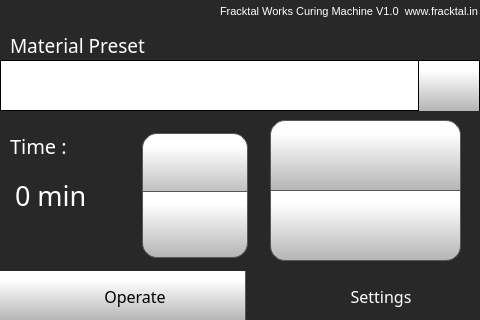
Qt form Code/curingMachineUI.ui (FracktalWorks/Curing_Machine) before a commit.
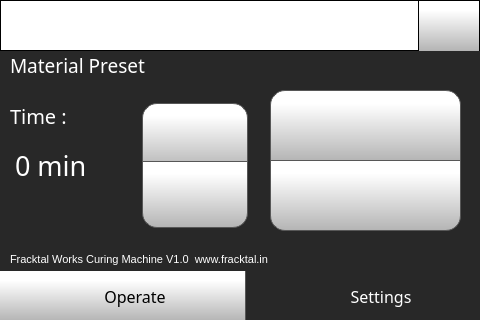
The same form after that commit. The open tabs and pages were chosen to show the change. Icons and pictures are not drawn.

Diff of the .ui file:
```diff
--- a/Code/curingMachineUI.ui
+++ b/Code/curingMachineUI.ui
@@ -459,7 +459,7 @@
       <property name="geometry">
        <rect>
         <x>270</x>
-        <y>120</y>
+        <y>90</y>
         <width>191</width>
         <height>71</height>
        </rect>
@@ -540,7 +540,7 @@
       <property name="geometry">
        <rect>
         <x>10</x>
-        <y>130</y>
+        <y>100</y>
         <width>241</width>
         <height>131</height>
        </rect>
@@ -844,7 +844,7 @@
       <property name="geometry">
        <rect>
         <x>10</x>
-        <y>130</y>
+        <y>100</y>
         <width>181</width>
         <height>31</height>
        </rect>
@@ -872,7 +872,7 @@
       <property name="geometry">
        <rect>
         <x>270</x>
-        <y>190</y>
+        <y>160</y>
         <width>191</width>
         <height>71</height>
        </rect>
@@ -952,7 +952,7 @@
       <property name="geometry">
        <rect>
         <x>10</x>
-        <y>30</y>
+        <y>50</y>
         <width>381</width>
         <height>31</height>
        </rect>
@@ -979,7 +979,7 @@
       <property name="geometry">
        <rect>
         <x>0</x>
-        <y>60</y>
+        <y>0</y>
         <width>481</width>
         <height>51</height>
        </rect>
@@ -1106,8 +1106,8 @@
      <widget class="QLabel" name="selectFilamentlabel_2">
       <property name="geometry">
        <rect>
-        <x>220</x>
-        <y>-4</y>
+        <x>10</x>
+        <y>244</y>
         <width>261</width>
         <height>31</height>
        </rect>
```
